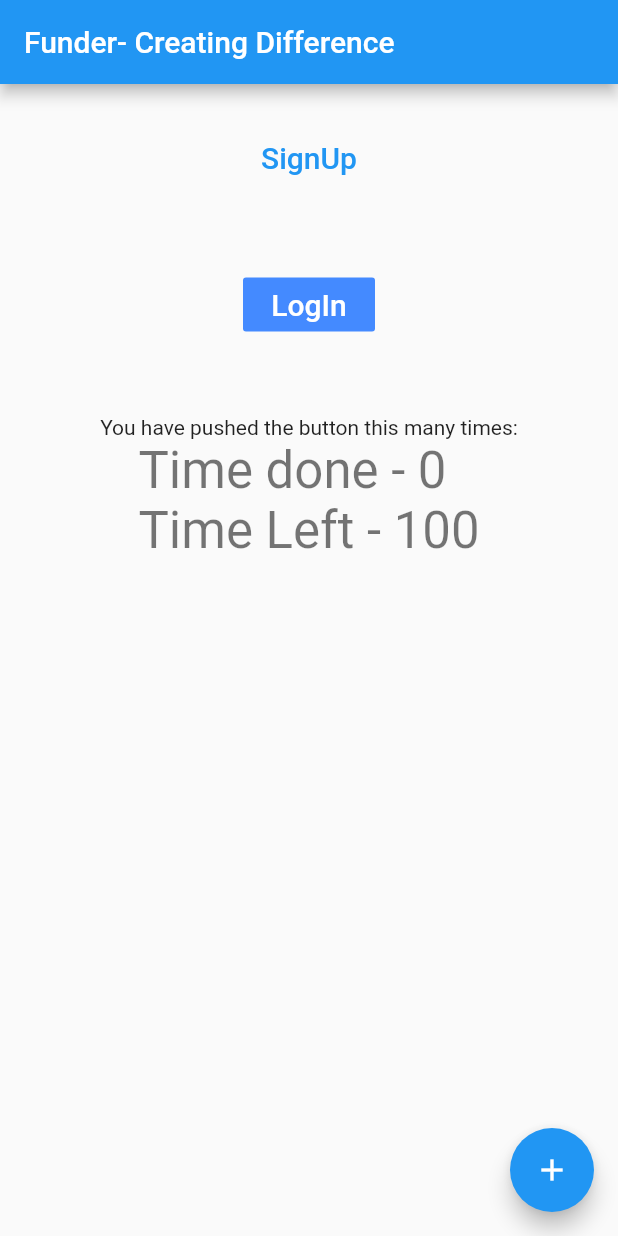
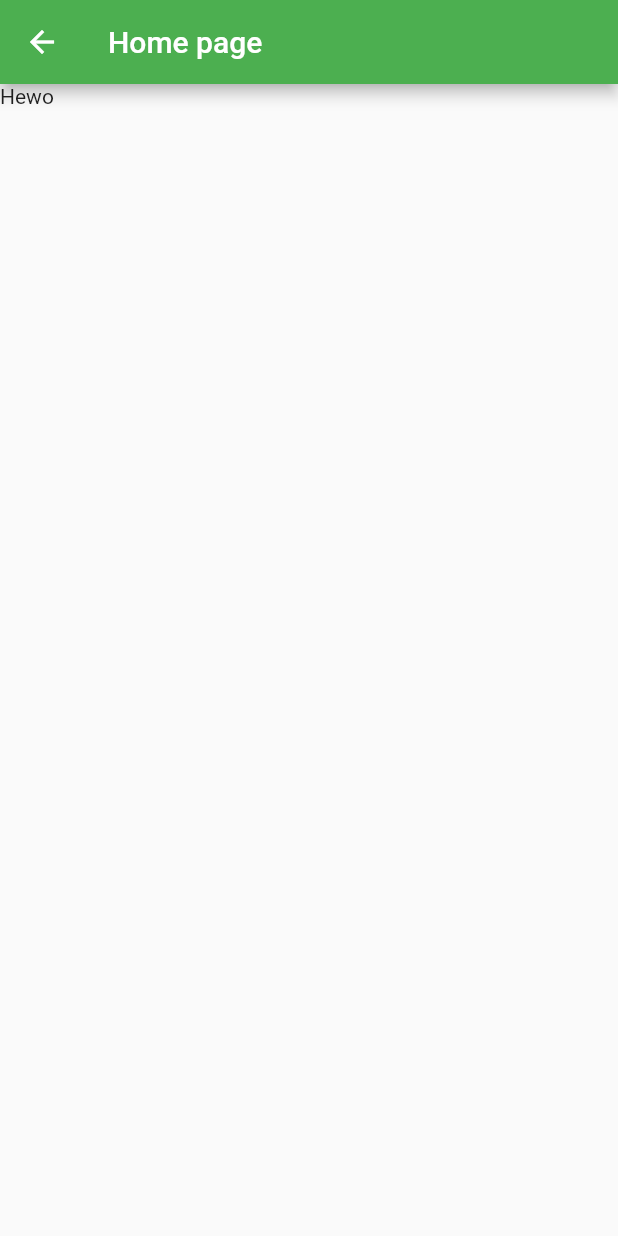
Before and after one commit to Priyanshu360-cpu/fundere, a Flutter app: the screen it shows after launch, after a tap on "SignUp", on a phone screen of 412 x 824 dp. Run offline on Flutter 3.47's test engine with Material 2 defaults, Android fonts, the phone set to English and light mode, and no system bars.

Commit message:
committed main file

```diff
--- a/lib/main.dart
+++ b/lib/main.dart
@@ -40,6 +40,17 @@ class SecondScreen extends StatelessWidget {
     );
   }
 }
+class SignupPage extends StatelessWidget{
+  @override
+  Widget build (BuildContext ctxt){
+    return Scaffold(
+      appBar: AppBar(
+        title: const Text("Home page"),
+      ),
+          body: const Text("Hewo"),
+    );
+  }
+}
 class _MyHomePageState extends State<MyHomePage> {
   int _counter = 0;
   int _exercise = 100;
@@ -76,7 +87,16 @@ class _MyHomePageState extends State<MyHomePage> {
               margin: const EdgeInsets.all(25),
               child: TextButton(
                 child: const Text('SignUp', style: TextStyle(fontSize: 20.0),),
-                onPressed: () {},
+                  onPressed: () {
+                    Navigator.push(
+                      context,
+                      MaterialPageRoute(builder: (context) =>  SignupPage()),
+                    );
+                    setState(() {
+                      _counter=0;
+                      _exercise=100;
+                    });
+                  }
               ),
             ),
 
@@ -89,7 +109,7 @@ class _MyHomePageState extends State<MyHomePage> {
                   onPressed: () {
                     Navigator.push(
                       context,
-                      MaterialPageRoute(builder: (context) => new SecondScreen()),
+                      MaterialPageRoute(builder: (context) =>  SecondScreen()),
                     );
                     setState(() {
                     _counter=0;
```
